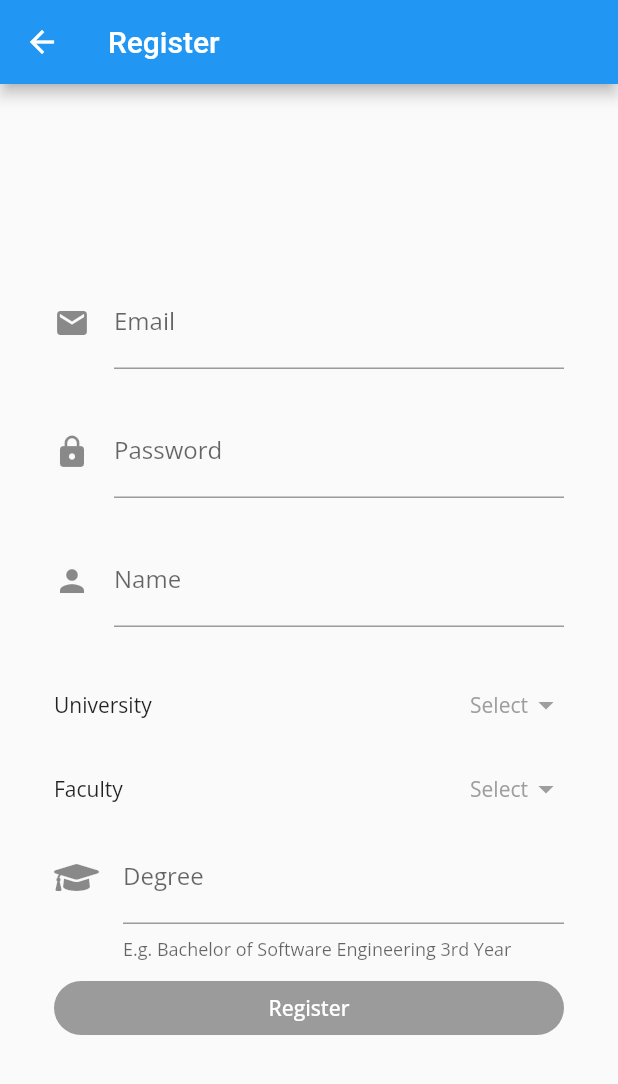
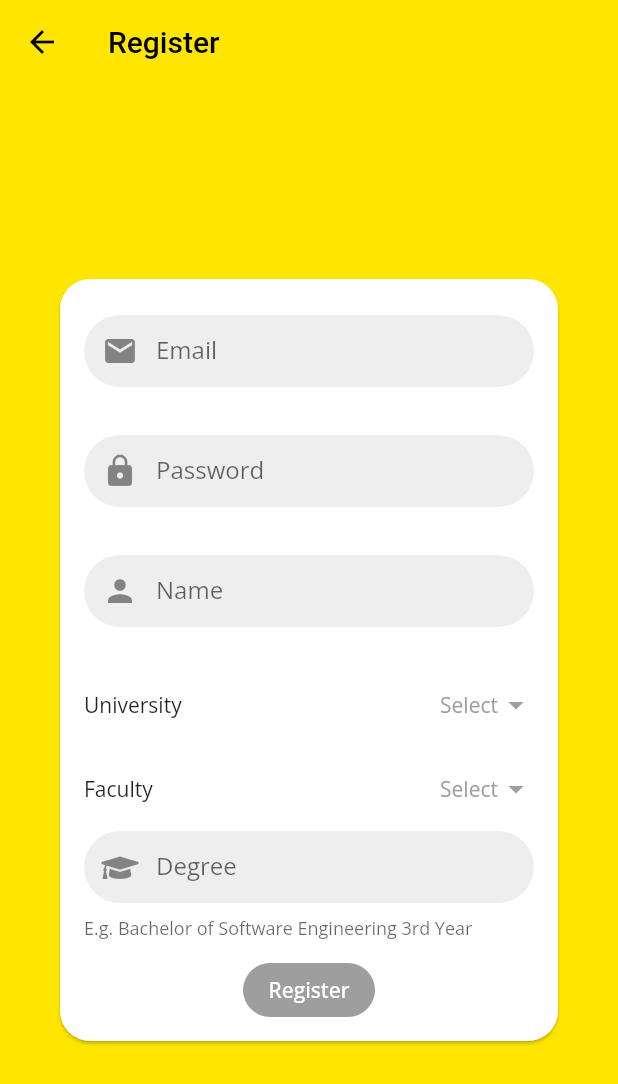
Before and after one commit to zeshuaro/off-campus, a Flutter app: the RegisterPage screen opened directly, on a phone screen of 412 x 824 dp. Shown: the top 1084 px of the screen. Run offline on Flutter 3.47's test engine with Material 2 defaults, Android fonts, the phone set to English and light mode, and no system bars; our stand-ins replace bloc, cloud_firestore, copy_with_extension, equatable, firebase_auth, firebase_core and 6 more; missing offline and left inert: flutter_device_type, pedantic; accounts and stored records are empty; generated files the repository leaves out were written again.

Commit message:
Update register page ui

```diff
--- a/lib/screens/auth/register/view/register_form.dart
+++ b/lib/screens/auth/register/view/register_form.dart
@@ -2,10 +2,14 @@ import 'package:flutter/material.dart';
 import 'package:flutter_bloc/flutter_bloc.dart';
 import 'package:font_awesome_flutter/font_awesome_flutter.dart';
 import 'package:offcampus/blocs/uni/uni.dart';
+import 'package:offcampus/common/consts.dart';
 import 'package:offcampus/repos/uni/uni_repo.dart';
 import 'package:offcampus/screens/auth/register/register.dart';
 import 'package:formz/formz.dart';
 import 'package:offcampus/widgets/bottom_sheet.dart';
+import 'package:offcampus/widgets/card.dart';
+import 'package:offcampus/widgets/sized_box.dart';
+import 'package:offcampus/widgets/text_field.dart';
 
 class RegisterForm extends StatelessWidget {
   @override
@@ -20,17 +24,25 @@ class RegisterForm extends StatelessWidget {
       },
       child: Center(
         child: SingleChildScrollView(
+          child: MyCard(
+            child: Padding(
+              padding: kLayoutPadding,
               child: Column(
                 mainAxisSize: MainAxisSize.min,
                 children: [
+                  WidgetPaddingSm(),
                   _EmailInput(),
+                  WidgetPaddingSm(),
                   _PasswordInput(),
+                  WidgetPaddingSm(),
                   _NameInput(),
                   _SelectUniFaculty(),
                   _DegreeInput(),
-              const SizedBox(height: 8.0),
+                  WidgetPadding(),
                   _RegisterButton(),
                 ],
+              ),
+            ),
           ),
         ),
       ),
@@ -44,18 +56,15 @@ class _EmailInput extends StatelessWidget {
     return BlocBuilder<RegisterCubit, RegisterState>(
       buildWhen: (previous, current) => previous.email != current.email,
       builder: (context, state) {
-        return TextField(
-          onChanged: (email) =>
-              context.bloc<RegisterCubit>().emailChanged(email),
-          onSubmitted: (value) => FocusScope.of(context).nextFocus(),
+        return MyTextField(
+          onChanged: (email) {
+            context.bloc<RegisterCubit>().emailChanged(email);
+          },
           keyboardType: TextInputType.emailAddress,
           textInputAction: TextInputAction.next,
-          decoration: InputDecoration(
           icon: Icon(Icons.email),
           labelText: 'Email',
-            helperText: '',
           errorText: state.email.invalid ? 'Invalid email' : null,
-          ),
         );
       },
     );
@@ -68,19 +77,16 @@ class _PasswordInput extends StatelessWidget {
     return BlocBuilder<RegisterCubit, RegisterState>(
       buildWhen: (previous, current) => previous.password != current.password,
       builder: (context, state) {
-        return TextField(
+        return MyTextField(
           onChanged: (password) =>
               context.bloc<RegisterCubit>().passwordChanged(password),
           obscureText: true,
-          decoration: InputDecoration(
+          textInputAction: TextInputAction.next,
           icon: Icon(Icons.lock),
           labelText: 'Password',
-            helperText: '',
           errorText: state.password.invalid
               ? 'Password must contain least 8 characters with at least one letter and one digit'
               : null,
-            errorMaxLines: 2,
-          ),
         );
       },
     );
@@ -93,17 +99,13 @@ class _NameInput extends StatelessWidget {
     return BlocBuilder<RegisterCubit, RegisterState>(
       buildWhen: (previous, current) => previous.name != current.name,
       builder: (context, state) {
-        return TextField(
+        return MyTextField(
           onChanged: (name) => context.bloc<RegisterCubit>().nameChanged(name),
-          decoration: InputDecoration(
           icon: Icon(Icons.person),
           labelText: 'Name',
-            helperText: '',
           errorText: state.name.invalid
               ? 'Name must contain least 3 characters'
               : null,
-            errorMaxLines: 2,
-          ),
         );
       },
     );
@@ -154,8 +156,9 @@ class _SelectUniFacultyState extends State<_SelectUniFaculty> {
                       )
                   : () => Scaffold.of(context)
                     ..hideCurrentSnackBar()
-                    ..showSnackBar(
-                        SnackBar(content: Text('Select a university first'))),
+                    ..showSnackBar(SnackBar(
+                      content: Text('Please select a university first'),
+                    )),
               child: _SelectField(label: 'Faculty', selected: _faculty),
             ),
           ],
@@ -213,18 +216,19 @@ class _DegreeInput extends StatelessWidget {
     return BlocBuilder<RegisterCubit, RegisterState>(
       buildWhen: (previous, current) => previous.degree != current.degree,
       builder: (context, state) {
-        return TextField(
+        return MyTextField(
           onChanged: (degree) =>
               context.bloc<RegisterCubit>().degreeChanged(degree),
-          decoration: InputDecoration(
-            icon: FaIcon(FontAwesomeIcons.graduationCap),
+          icon: Column(
+            mainAxisSize: MainAxisSize.min,
+            mainAxisAlignment: MainAxisAlignment.center,
+            children: [FaIcon(FontAwesomeIcons.graduationCap, size: 20.0)],
+          ),
           labelText: 'Degree',
           helperText: 'E.g. Bachelor of Software Engineering 3rd Year',
           errorText: state.degree.invalid
               ? 'Degree must contain at least 3 characters'
               : null,
-            errorMaxLines: 2,
-          ),
         );
       },
     );
@@ -240,7 +244,7 @@ class _RegisterButton extends StatelessWidget {
         return state.status.isSubmissionInProgress
             ? const CircularProgressIndicator()
             : SizedBox(
-                width: double.infinity,
+                height: 36.0,
                 child: RaisedButton(
                   child: const Text(
                     'Register',
--- a/lib/screens/auth/register/view/register_page.dart
+++ b/lib/screens/auth/register/view/register_page.dart
@@ -1,5 +1,6 @@
 import 'package:flutter/material.dart';
 import 'package:flutter_bloc/flutter_bloc.dart';
+import 'package:offcampus/common/consts.dart';
 import 'package:offcampus/repos/auth/auth_repo.dart';
 import 'package:offcampus/screens/auth/register/register.dart';
 
@@ -13,7 +14,14 @@ class RegisterPage extends StatelessWidget {
   @override
   Widget build(BuildContext context) {
     return Scaffold(
-      appBar: AppBar(title: const Text('Register')),
+      backgroundColor: kYellow,
+      appBar: AppBar(
+        title: const Text('Register', style: TextStyle(color: Colors.black)),
+        backgroundColor: Colors.transparent,
+        brightness: Brightness.light,
+        elevation: 0.0,
+        iconTheme: IconThemeData(color: Colors.black),
+      ),
       body: GestureDetector(
         onTap: () => FocusScope.of(context).unfocus(),
         child: Padding(
--- a/lib/screens/auth/sign_in/view/sign_in_form.dart
+++ b/lib/screens/auth/sign_in/view/sign_in_form.dart
@@ -4,6 +4,7 @@ import 'package:offcampus/common/consts.dart';
 import 'package:offcampus/screens/auth/sign_in/sign_in.dart';
 import 'package:offcampus/screens/auth/register/register.dart';
 import 'package:formz/formz.dart';
+import 'package:offcampus/widgets/card.dart';
 import 'package:offcampus/widgets/sized_box.dart';
 import 'package:offcampus/widgets/text_field.dart';
 
@@ -23,10 +24,7 @@ class SignInForm extends StatelessWidget {
         children: [
           Text('Off Campus', style: Theme.of(context).textTheme.headline3),
           WidgetPadding(),
-          Card(
-            shape: RoundedRectangleBorder(
-              borderRadius: BorderRadius.circular(20.0),
-            ),
+          MyCard(
             child: Padding(
               padding: kLayoutPadding,
               child: SingleChildScrollView(
@@ -61,7 +59,7 @@ class _EmailInput extends StatelessWidget {
           onChanged: (email) => context.bloc<SignInCubit>().emailChanged(email),
           keyboardType: TextInputType.emailAddress,
           textInputAction: TextInputAction.next,
-          iconData: Icons.email,
+          icon: Icon(Icons.email),
           labelText: 'Email',
           errorText: state.email.invalid ? 'Invalid email' : null,
         );
@@ -80,7 +78,7 @@ class _PasswordInput extends StatelessWidget {
           onChanged: (password) =>
               context.bloc<SignInCubit>().passwordChanged(password),
           obscureText: true,
-          iconData: Icons.lock,
+          icon: Icon(Icons.lock),
           labelText: 'Password',
           errorText: state.password.invalid
               ? 'Password must be at least 8 characters with at least one letter and one digit'
--- /dev/null
+++ b/lib/widgets/card.dart
@@ -0,0 +1,17 @@
+import 'package:flutter/material.dart';
+
+class MyCard extends StatelessWidget {
+  final Widget child;
+
+  const MyCard({Key key, this.child}) : super(key: key);
+
+  @override
+  Widget build(BuildContext context) {
+    return Card(
+      shape: RoundedRectangleBorder(
+        borderRadius: BorderRadius.circular(20.0),
+      ),
+      child: child,
+    );
+  }
+}
--- a/lib/widgets/text_field.dart
+++ b/lib/widgets/text_field.dart
@@ -5,8 +5,9 @@ class MyTextField extends StatefulWidget {
   final TextInputAction textInputAction;
   final TextInputType keyboardType;
   final bool obscureText;
-  final IconData iconData;
+  final Widget icon;
   final String labelText;
+  final String helperText;
   final String errorText;
 
   const MyTextField({
@@ -15,8 +16,9 @@ class MyTextField extends StatefulWidget {
     this.textInputAction,
     this.keyboardType,
     this.obscureText = false,
-    this.iconData,
+    this.icon,
     this.labelText,
+    this.helperText = '',
     this.errorText,
   }) : super(key: key);
 
@@ -55,9 +57,9 @@ class _MyTextFieldState extends State<MyTextField> {
           borderRadius: BorderRadius.circular(30.0),
         ),
         contentPadding: EdgeInsets.zero,
-        prefixIcon: widget.iconData != null ? Icon(widget.iconData) : null,
+        prefixIcon: widget.icon,
         labelText: widget.labelText,
-        helperText: '',
+        helperText: widget.helperText,
         errorText: widget.errorText,
         errorMaxLines: 2,
       ),
```
Lines whose indentation alone changed are shown as unchanged.
